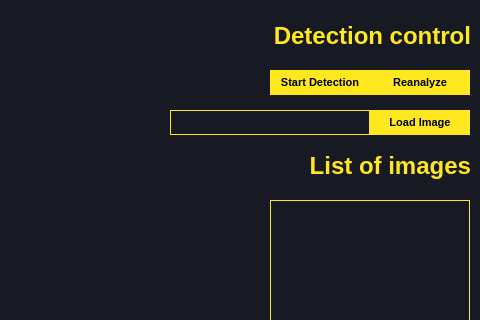
MartinRapcan/EyeTracking, file ui/main.ui: the form before one commit; both pictures show x 620 to 1100 and y 0 to 320 of the 1100 by 700 pixel window.
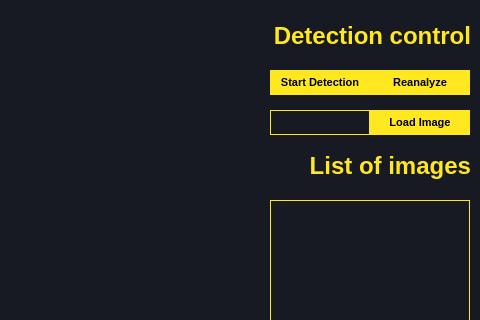
The form after the commit.

Commit message: feat: change text for loading image

The edit to the form file:
```diff
--- a/ui/main.ui
+++ b/ui/main.ui
@@ -135,9 +135,9 @@
   <widget class="QLabel" name="imagePath">
    <property name="geometry">
     <rect>
-     <x>790</x>
+     <x>890</x>
      <y>110</y>
-     <width>200</width>
+     <width>100</width>
      <height>25</height>
     </rect>
    </property>
```
The commit also changes 1 other file.
